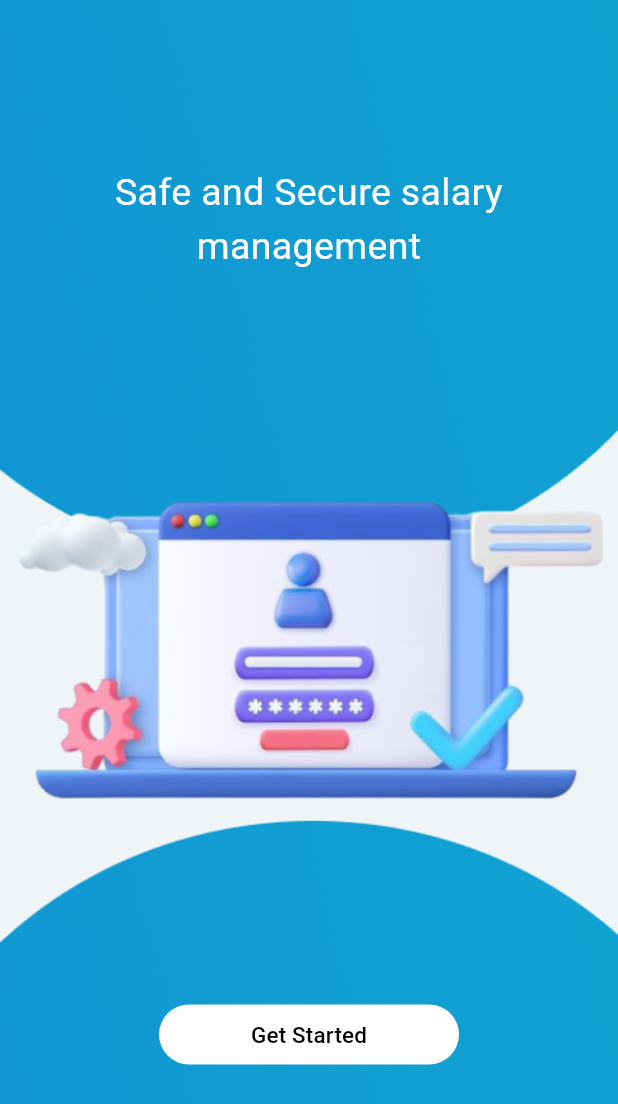
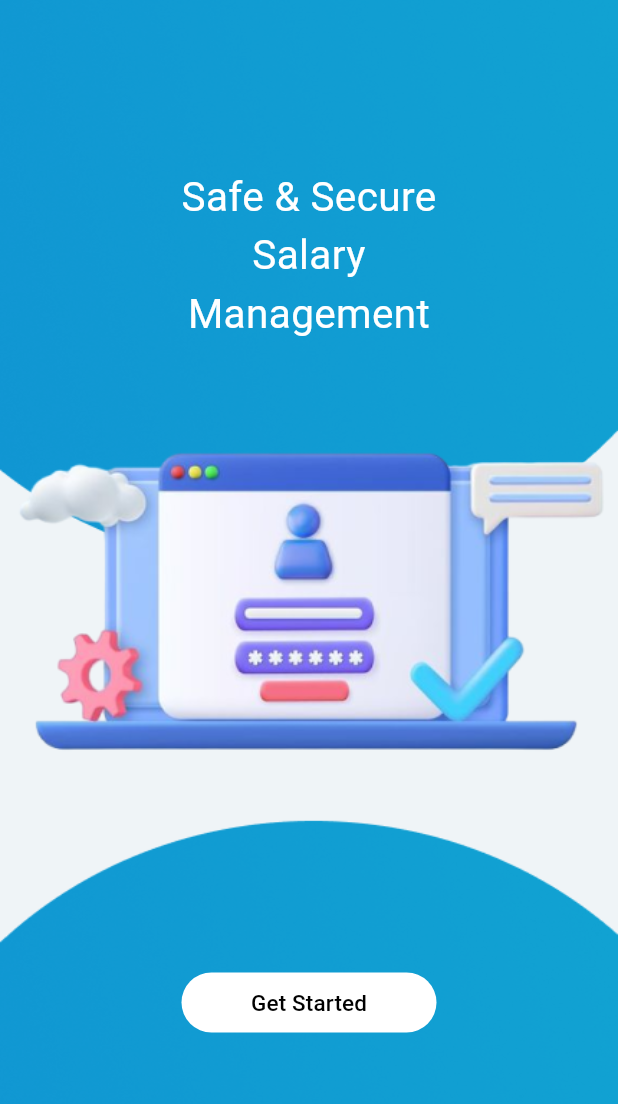
Before and after one commit to Yash-chotaliya/HackTheSpring, a Flutter app: the screen it shows after launch, after a tap on "Next", on a phone screen of 412 x 824 dp. Shown: the top 1104 px of the screen. Run offline on Flutter 3.47's test engine with Material 3 defaults, Android fonts, the phone set to English and light mode, and no system bars; our stand-ins replace firebase_core; accounts and stored records are empty.

Commit message:
landing page created

```diff
--- a/lib/landing_page2.dart
+++ b/lib/landing_page2.dart
@@ -18,10 +18,17 @@ class LandingPage2 extends StatelessWidget{
           mainAxisAlignment: MainAxisAlignment.spaceEvenly,
           crossAxisAlignment: CrossAxisAlignment.center,
           children: [
-            const Text("Safe and Secure salary management",style: TextStyle(color: Colors.white,fontSize: 25),textAlign: TextAlign.center),
-            Image.asset("assets/images/landing_page_vector2.png"),
-            SizedBox(
-              width: 200,
+            Container(
+                padding: const EdgeInsets.only(top: 80),
+                child: const Text("Safe & Secure \nSalary \nManagement",style: TextStyle(color: Colors.white,fontSize: 27),textAlign: TextAlign.center, )
+            ),
+            Container(
+              padding: const EdgeInsets.only(bottom: 90),
+                child: Image.asset("assets/images/landing_page_vector2.png")
+            ),
+            Container(
+              width: 170,
+              padding: const EdgeInsets.only(bottom: 100),
               child: TextButton(
                 onPressed: (){
 
--- a/lib/main.dart
+++ b/lib/main.dart
@@ -47,13 +47,20 @@ class LandingPage1 extends StatelessWidget{
           )
         ),
         child: Column(
-          mainAxisAlignment: MainAxisAlignment.spaceEvenly,
+          mainAxisAlignment: MainAxisAlignment.spaceBetween,
           crossAxisAlignment: CrossAxisAlignment.center,
           children: [
-            const Text("Hello, I am your salary manager",style: TextStyle(color: Colors.white,fontSize: 25),textAlign: TextAlign.center),
-            Image.asset("assets/images/landing_page_vector1.png"),
-            SizedBox(
+            Container(
+              padding: const EdgeInsets.only(top: 100),
+                child: const Text("Hello, I Am Your \nSalary Manager",style: TextStyle(color: Colors.white,fontSize: 27),textAlign: TextAlign.center, )
+            ),
+            Container(
+              padding: const EdgeInsets.only(bottom: 100),
+                child: Image.asset("assets/images/landing_page_vector1.png")
+            ),
+            Container(
               width: 100,
+              padding: const EdgeInsets.only(bottom: 100),
               child: TextButton(
                 onPressed: (){
                   Navigator.pushReplacement(context, MaterialPageRoute(
```
